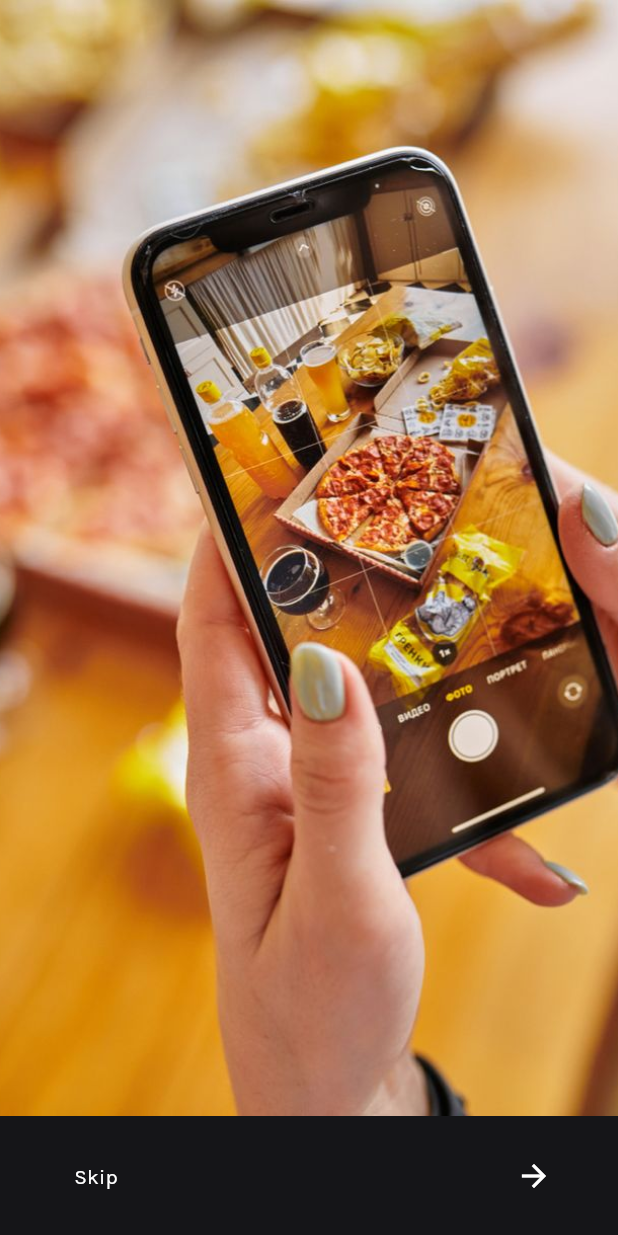
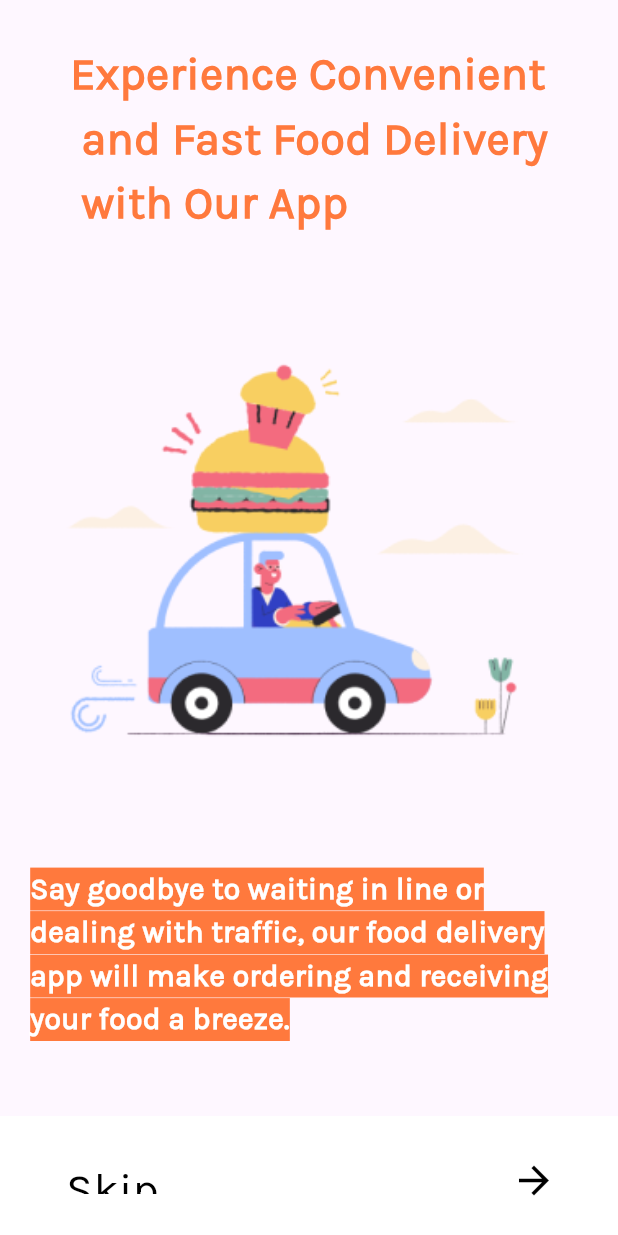
Before and after one commit to Riyam224/restaurant_app_mega, a Flutter app: the screen it shows after launch, swiped to page 3, on a phone screen of 412 x 824 dp. Run offline on Flutter 3.47's test engine with Material 3 defaults, Android fonts, the phone set to English and light mode, and no system bars; our stand-ins replace google_nav_bar.

Commit message:
onboarding view

```diff
--- a/lib/features/category/presentation/views/breakfast_bite_views.dart
+++ b/lib/features/category/presentation/views/breakfast_bite_views.dart
@@ -2,7 +2,6 @@
 
 import 'package:final_project/features/category/presentation/views/breakfast_bites_details.dart';
 import 'package:flutter/material.dart';
-import 'package:google_nav_bar/google_nav_bar.dart';
 
 class BreakfastBiteViews extends StatelessWidget {
   BreakfastBiteViews({super.key});
--- a/lib/features/category/presentation/views/breakfast_bites_details.dart
+++ b/lib/features/category/presentation/views/breakfast_bites_details.dart
@@ -2,7 +2,6 @@
 
 import 'package:final_project/features/cart/presentation/views/cart_view.dart';
 import 'package:flutter/material.dart';
-import 'package:google_nav_bar/google_nav_bar.dart';
 
 class BreakfastBitesDetailsView extends StatelessWidget {
   BreakfastBitesDetailsView({super.key});
--- a/lib/features/on_boarding/presentation/views/on_boarding_view.dart
+++ b/lib/features/on_boarding/presentation/views/on_boarding_view.dart
@@ -35,162 +35,193 @@ class _OnBoardingViewState extends State<OnBoardingView> {
         children: [
           // todo first page
           Container(
-            color: Color(0xff151518),
-            child: Padding(
-              padding: const EdgeInsets.only(
-                top: 16,
-              ),
+            width: double.infinity,
+            height: double.infinity,
+            //todo
             child: Column(
               children: [
                 Expanded(
-                    flex: 8,
-                    child: Stack(
-                      children: [
-                        Container(
-                          color: Color(0xff151518),
+                  flex: 1,
+                  child: Container(
+                    width: double.infinity,
+                    height: 200,
+                    child: Center(
+                      child: Text(
+                        'Get Food Delivered \n to Your Doorstep ',
+                        style: TextStyle(
+                          fontSize: 30,
+                          fontWeight: FontWeight.bold,
+                          color: Color(0xffff793d),
                         ),
-                        Positioned(
-                          top: 50,
+                      ),
+                    ),
+                  ),
+                ),
+                Expanded(
+                  flex: 2,
                   child: Container(
-                            width: 200,
-                            height: 150,
-                            child: Transform.rotate(
-                              angle: 75.00,
-                              child: ClipRRect(
-                                borderRadius: BorderRadius.all(
-                                  Radius.circular(20),
-                                ),
+                    width: double.infinity,
+                    height: 250,
+                    child: Padding(
+                      padding: const EdgeInsets.all(40.0),
                       child: Image.asset(
-                                  'assets/images/pizza1.jpg',
+                        'assets/images/Young man ordering food online.png',
                         fit: BoxFit.cover,
                       ),
                     ),
                   ),
                 ),
+                Expanded(
+                  flex: 1,
+                  child: Container(
+                      width: double.infinity,
+                      child: SizedBox(
+                        width: 316,
+                        height: 95,
+                        child: Padding(
+                          padding: const EdgeInsets.all(20.0),
+                          child: Text(
+                            'Our food delivery app makes it easy to order from your favorite restaurants and have your meals delivered to your doorstep.',
+                            style: TextStyle(
+                              backgroundColor: Color(0xffff793d),
+                              fontSize: 20,
+                              fontWeight: FontWeight.bold,
+                              color: Colors.white,
                             ),
-                        Positioned(
-                          top: 200,
+                          ),
+                        ),
+                      )),
+                )
+              ],
+            ),
+          ),
+
+          // todo / page 2
+          Container(
+            width: double.infinity,
+            height: double.infinity,
+            //todo
+            child: Column(
+              children: [
+                Expanded(
+                  flex: 1,
                   child: Container(
-                            width: 200,
-                            height: 150,
-                            child: Transform.rotate(
-                              angle: 75.00,
-                              child: ClipRRect(
-                                borderRadius: BorderRadius.all(
-                                  Radius.circular(20),
+                    width: double.infinity,
+                    height: 200,
+                    child: Center(
+                      child: Text(
+                        'Discover New\n Restaurants and\n Cuisines with Our App',
+                        style: TextStyle(
+                          fontSize: 30,
+                          fontWeight: FontWeight.bold,
+                          color: Color(0xffff793d),
                         ),
+                      ),
+                    ),
+                  ),
+                ),
+                Expanded(
+                  flex: 2,
+                  child: Container(
+                    width: double.infinity,
+                    height: 250,
+                    child: Padding(
+                      padding: const EdgeInsets.all(40.0),
                       child: Image.asset(
-                                  'assets/images/pizza2.jpg',
+                        'assets/images/map marker.png',
                         fit: BoxFit.cover,
                       ),
                     ),
                   ),
                 ),
+                Expanded(
+                  flex: 1,
+                  child: Container(
+                      width: double.infinity,
+                      child: SizedBox(
+                        width: 316,
+                        height: 95,
+                        child: Padding(
+                          padding: const EdgeInsets.all(20.0),
+                          child: Text(
+                            'Our food delivery app not only allows you to order from your favorite restaurants but also gives you the opportunity to discover new places to eat.',
+                            style: TextStyle(
+                              backgroundColor: Color(0xffff793d),
+                              fontSize: 20,
+                              fontWeight: FontWeight.bold,
+                              color: Colors.white,
                             ),
-                        Positioned(
-                          top: 400,
-                          left: 100,
+                          ),
+                        ),
+                      )),
+                )
+              ],
+            ),
+          ),
+
+          // todo page3
+
+          Container(
+            width: double.infinity,
+            height: double.infinity,
+            //todo
+            child: Column(
+              children: [
+                Expanded(
+                  flex: 1,
                   child: Container(
-                            width: 200,
-                            height: 150,
-                            child: Transform.rotate(
-                              angle: 75.00,
-                              child: ClipRRect(
-                                borderRadius: BorderRadius.all(
-                                  Radius.circular(20),
+                    width: double.infinity,
+                    height: 200,
+                    child: Center(
+                      child: Text(
+                        'Experience Convenient\n and Fast Food Delivery\n with Our App',
+                        style: TextStyle(
+                          fontSize: 30,
+                          fontWeight: FontWeight.bold,
+                          color: Color(0xffff793d),
                         ),
+                      ),
+                    ),
+                  ),
+                ),
+                Expanded(
+                  flex: 2,
+                  child: Container(
+                    width: double.infinity,
+                    height: 250,
+                    child: Padding(
+                      padding: const EdgeInsets.all(40.0),
                       child: Image.asset(
-                                  'assets/images/drink4.jpg',
+                        'assets/images/Food delivery.png',
                         fit: BoxFit.cover,
                       ),
                     ),
                   ),
                 ),
-                        ),
-                        Positioned(
-                          top: 49,
-                          right: 4,
+                Expanded(
+                  flex: 1,
                   child: Container(
-                            width: 200,
-                            height: 150,
-                            child: Transform.rotate(
-                              angle: 26.00,
-                              child: ClipRRect(
-                                borderRadius: BorderRadius.all(
-                                  Radius.circular(20),
-                                ),
-                                child: Image.asset(
-                                  'assets/images/burger2.jpg',
-                                  fit: BoxFit.cover,
+                      width: double.infinity,
+                      child: SizedBox(
+                        width: 316,
+                        height: 95,
+                        child: Padding(
+                          padding: const EdgeInsets.all(20.0),
+                          child: Text(
+                            'Say goodbye to waiting in line or dealing with traffic, our food delivery app will make ordering and receiving your food a breeze.',
+                            style: TextStyle(
+                              backgroundColor: Color(0xffff793d),
+                              fontSize: 20,
+                              fontWeight: FontWeight.bold,
+                              color: Colors.white,
                             ),
                           ),
                         ),
-                          ),
-                        ),
+                      )),
+                )
               ],
             ),
           ),
-                  Expanded(
-                      flex: 1,
-                      child: Padding(
-                        padding: const EdgeInsets.symmetric(horizontal: 30),
-                        child: Center(
-                          child: Text(
-                            'Enjoy the Best food experience ever',
-                            style: TextStyle(
-                              color: Colors.white,
-                              fontWeight: FontWeight.bold,
-                              fontSize: 30,
-                            ),
-                          ),
-                        ),
-                      ))
-                ],
-              ),
-            ),
-          ),
-          // todo / page 2
-          Stack(
-            children: [
-              Container(
-                height: double.infinity,
-                child: Image.asset(
-                  'assets/images/pizza1.jpg',
-                  fit: BoxFit.cover,
-                ),
-              ),
-              Positioned(
-                child: Container(
-                  width: 400,
-                  height: 100,
-                  child: Padding(
-                    padding:
-                        const EdgeInsets.only(left: 20, right: 20, top: 100),
-                    child: Text(
-                      'Satisfy your cravings with food made to lift your mood.',
-                      style: TextStyle(
-                        color: Colors.white,
-                        fontWeight: FontWeight.bold,
-                        fontSize: 20,
-                      ),
-                    ),
-                  ),
-                ),
-              ),
-            ],
-          ),
-
-          // todo page3
-
-          Container(
-            height: 400,
-            width: 200,
-            color: Color(0xff151518),
-            child: Image.asset(
-              'assets/images/on_b1.jpg',
-              fit: BoxFit.cover,
-            ),
-          )
         ],
       ),
       // todo navigation bar
@@ -218,12 +249,19 @@ class _OnBoardingViewState extends State<OnBoardingView> {
                   },
                   child: Text(
                     'Skip',
-                    style: TextStyle(color: Colors.white),
+                    style: TextStyle(
+                      color: Colors.black,
+                      fontSize: 30,
+                    ),
                   ),
                 ),
               ),
               IconButton(
-                icon: Icon(Icons.arrow_forward, color: Colors.white),
+                icon: Icon(
+                  Icons.arrow_forward,
+                  color: Colors.black,
+                  size: 30,
+                ),
                 onPressed: () {
                   _pageController.nextPage(
                     duration: Duration(milliseconds: 300),
@@ -234,7 +272,7 @@ class _OnBoardingViewState extends State<OnBoardingView> {
             ],
           ),
         ),
-        color: Color(0xff151518),
+        color: Colors.white,
       ),
     );
   }
--- a/lib/features/payment/presentation/views/payment_view.dart
+++ b/lib/features/payment/presentation/views/payment_view.dart
@@ -39,18 +39,6 @@ class PaymentView extends StatelessWidget {
     return SafeArea(
       child: Scaffold(
         backgroundColor: const Color(0xff26262d),
-        bottomNavigationBar: const GNav(
-          gap: 8,
-          backgroundColor: Color(0xff26262d),
-          color: Color(0xffff793d),
-          tabBackgroundColor: Color.fromARGB(255, 87, 77, 72),
-          tabs: const [
-            GButton(icon: Icons.home),
-            GButton(icon: Icons.favorite),
-            GButton(icon: Icons.shopping_bag),
-            GButton(icon: Icons.payment),
-          ],
-        ),
 
         appBar: AppBar(
           backgroundColor: const Color(0xffff793d),
```
Also changed, not shown: assets/images/Food delivery.png (added), assets/images/Young man ordering food online.png (added), assets/images/map marker.png (added). Lines whose indentation alone changed are shown as unchanged.
